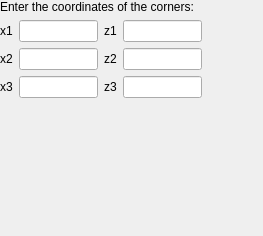
Haudkozaur/masterThesis, file triangularSurface.ui: the form before one commit.
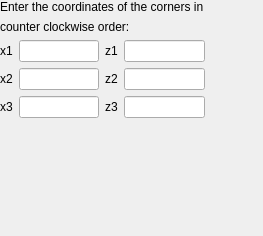
The form after the commit.

What changed in the file:
```diff
--- a/triangularSurface.ui
+++ b/triangularSurface.ui
@@ -18,8 +18,8 @@
     <rect>
      <x>0</x>
      <y>0</y>
-     <width>202</width>
-     <height>141</height>
+     <width>205</width>
+     <height>161</height>
     </rect>
    </property>
    <layout class="QVBoxLayout" name="verticalLayout">
@@ -28,7 +28,14 @@
       <item>
        <widget class="QLabel" name="label">
         <property name="text">
-         <string>Enter the coordinates of the corners:</string>
+         <string>Enter the coordinates of the corners in</string>
+        </property>
+       </widget>
+      </item>
+      <item>
+       <widget class="QLabel" name="label_9">
+        <property name="text">
+         <string>counter clockwise order:</string>
         </property>
        </widget>
       </item>
```
